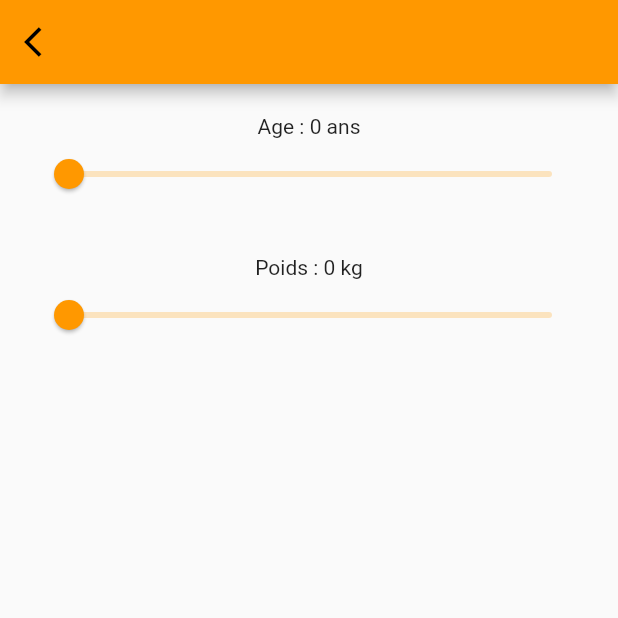
After one commit to gruffjoo/openfoodfacts-flutter-codelab-app, a Flutter app: the screen it shows after launch, after a tap on the "settings" icon, on a phone screen of 412 x 824 dp, the top half of it. The commit adds this screen. Run offline on Flutter 3.47's test engine with Material 2 defaults, Android fonts, the phone set to English and light mode, and no system bars; our stand-ins replace shared_preferences; missing offline and left inert: openfoodfacts, qr_code_scanner.

Commit message:
added page to set age & weight

```diff
--- a/codelab_app/lib/main.dart
+++ b/codelab_app/lib/main.dart
@@ -1,4 +1,5 @@
 import 'package:codelab_app/pages/products_list_page.dart';
+import 'package:codelab_app/providers/personal_settings_provider.dart';
 import 'package:codelab_app/providers/products_provider.dart';
 import 'package:flutter/material.dart';
 import 'package:provider/provider.dart';
@@ -8,8 +9,16 @@ void main() => runApp(MyApp());
 class MyApp extends StatelessWidget {
   @override
   Widget build(BuildContext context) {
-    return ChangeNotifierProvider<ProductsProvider>(
-      create: (_) => ProductsProvider(),
+    return MultiProvider(
+      providers: [
+        ChangeNotifierProvider<ProductsProvider>(
+            create: (_) => ProductsProvider()),
+        ChangeNotifierProvider<PersonalSettingsProvider>(create: (_) {
+          var provider = PersonalSettingsProvider();
+          provider.initializeValues();
+          return provider;
+        }),
+      ],
       child: MaterialApp(
         title: 'Flutter OpenFoodFacts Codelab',
         theme: ThemeData(
--- /dev/null
+++ b/codelab_app/lib/pages/personal_settings_page.dart
@@ -0,0 +1,80 @@
+import 'package:codelab_app/providers/personal_settings_provider.dart';
+import 'package:flutter/material.dart';
+import 'package:provider/provider.dart';
+
+class PersonalSettingsPage extends StatefulWidget {
+  @override
+  _PersonalSettingsPageState createState() => _PersonalSettingsPageState();
+}
+
+class _PersonalSettingsPageState extends State<PersonalSettingsPage> {
+  //
+  // ########### UI
+  //
+
+  Widget _buildAgeSlider() {
+    double age = Provider.of<PersonalSettingsProvider>(context).age;
+    return Column(
+      children: <Widget>[
+        Text("Age : ${age.toInt()} ans"),
+        Slider(
+          label: "${age.toInt()}",
+          value: age,
+          onChanged:
+              Provider.of<PersonalSettingsProvider>(context, listen: false)
+                  .setAge,
+          min: 0,
+          max: 100,
+          divisions: 100,
+        ),
+      ],
+    );
+  }
+
+  Widget _buildWeightSlider() {
+    double weight = Provider.of<PersonalSettingsProvider>(context).weight;
+    return Column(
+      children: <Widget>[
+        Text("Poids : ${weight.toInt()} kg"),
+        Slider(
+          label: "${weight.toInt()}",
+          value: weight,
+          onChanged:
+              Provider.of<PersonalSettingsProvider>(context, listen: false)
+                  .setWeight,
+          min: 0,
+          max: 200,
+          divisions: 200,
+        ),
+      ],
+    );
+  }
+
+  Widget _buildPageContent() {
+    return Padding(
+      padding: EdgeInsets.all(20.0),
+      child: Column(
+        children: <Widget>[
+          _buildAgeSlider(),
+          SizedBox(
+            height: 30,
+          ),
+          _buildWeightSlider()
+        ],
+      ),
+    );
+  }
+
+  @override
+  Widget build(BuildContext context) {
+    return Scaffold(
+      appBar: AppBar(
+        leading: IconButton(
+          icon: Icon(Icons.arrow_back_ios),
+          onPressed: Navigator.of(context).pop,
+        ),
+      ),
+      body: _buildPageContent(),
+    );
+  }
+}
--- a/codelab_app/lib/pages/products_list_page.dart
+++ b/codelab_app/lib/pages/products_list_page.dart
@@ -1,3 +1,4 @@
+import 'package:codelab_app/pages/personal_settings_page.dart';
 import 'package:codelab_app/pages/product_detail_page.dart';
 import 'package:codelab_app/pages/scanner_page.dart';
 import 'package:codelab_app/providers/products_provider.dart';
@@ -58,6 +59,11 @@ class _ProductsListPageState extends State<ProductsListPage>
   void _presentProductDetailPage(Product product) {
     Navigator.of(context).push(MaterialPageRoute(
         builder: (BuildContext context) => ProductDetailPage(product)));
+  }
+
+  void _presentPersonalSettingsPage() {
+    Navigator.of(context).push(MaterialPageRoute(
+        builder: (BuildContext context) => PersonalSettingsPage()));
   }
 
   //
@@ -210,6 +216,10 @@ class _ProductsListPageState extends State<ProductsListPage>
           body: Stack(
             children: <Widget>[ScannerPage(), _buildProductsListPage()],
           ),
+          floatingActionButton: FloatingActionButton(
+            child: Icon(Icons.settings),
+            onPressed: _presentPersonalSettingsPage,
+          ),
         );
       },
     );
--- /dev/null
+++ b/codelab_app/lib/providers/personal_settings_provider.dart
@@ -0,0 +1,35 @@
+import 'package:flutter/material.dart';
+import 'package:shared_preferences/shared_preferences.dart';
+
+class PersonalSettingsProvider extends ChangeNotifier {
+  SharedPreferences _preferences;
+
+  double _age = 0;
+  double get age => _age;
+
+  double _weight = 0;
+  double get weight => _weight;
+
+  // Lifecycle
+
+  void initializeValues() async {
+    _preferences = await SharedPreferences.getInstance();
+    _age = _preferences.getDouble("age") ?? 0;
+    _weight = _preferences.getDouble("weight") ?? 0;
+    notifyListeners();
+  }
+
+  // Setter
+
+  Future setAge(double newValue) {
+    _preferences.setDouble("age", newValue);
+    _age = newValue;
+    notifyListeners();
+  }
+
+  Future setWeight(double newValue) {
+    _preferences.setDouble("weight", newValue);
+    _weight = newValue;
+    notifyListeners();
+  }
+}
--- a/codelab_app/pubspec.yaml
+++ b/codelab_app/pubspec.yaml
@@ -11,6 +11,7 @@ dependencies:
   cupertino_icons: ^0.1.2
   provider: ^4.0.4
   qr_code_scanner: ^0.0.12
+  shared_preferences: ^0.5.7
   openfoodfacts:
     git:
       url: https://github.com/openfoodfacts/openfoodfacts-dart
```
Also changed, not shown: codelab_app/pubspec.lock.
